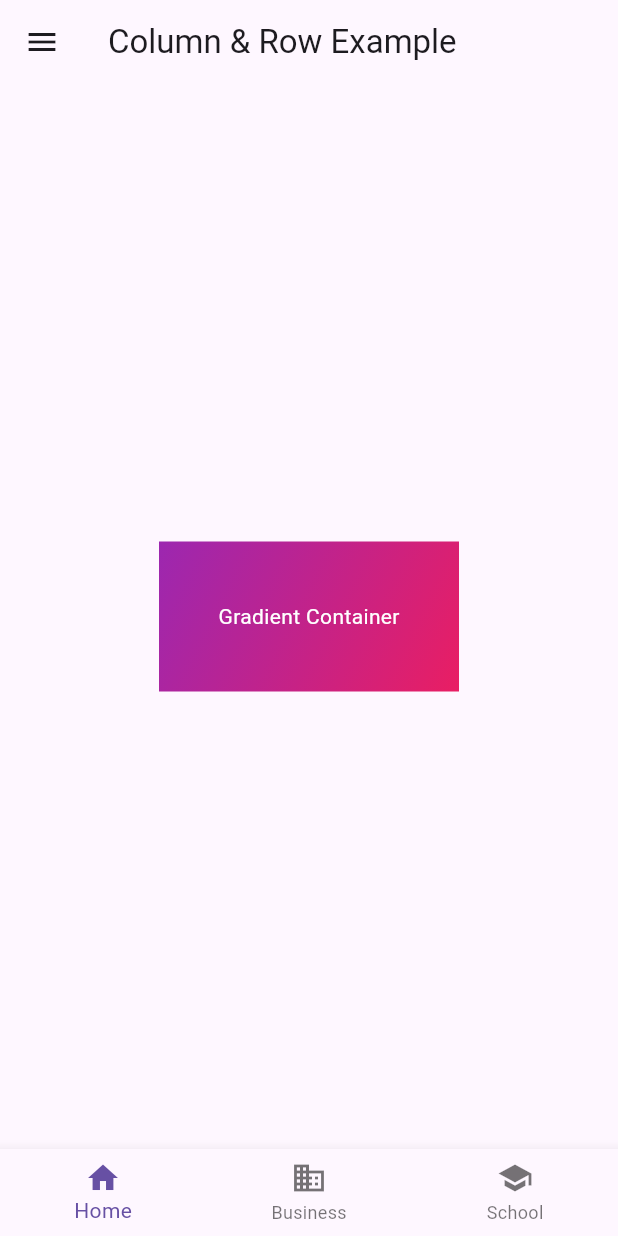
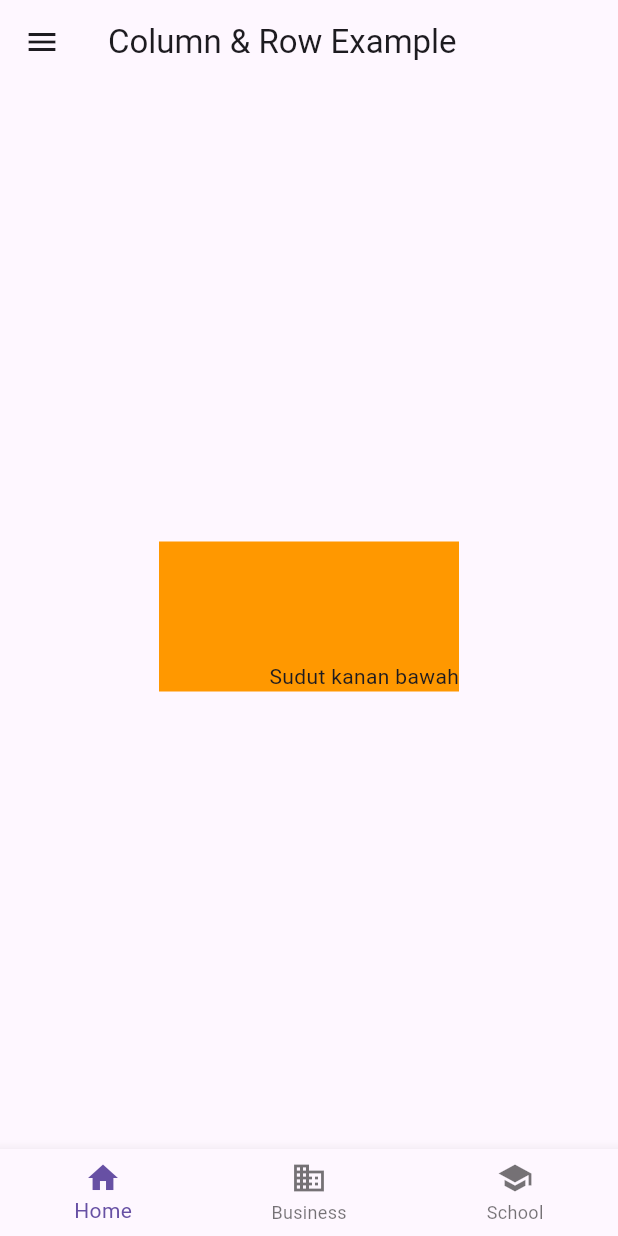
Before and after one commit to Alyaajeng/pem_mobile, a Flutter app: the screen it shows after launch, on a phone screen of 412 x 824 dp. Run offline on Flutter 3.47's test engine with Material 3 defaults, Android fonts, the phone set to English and light mode, and no system bars; our stand-ins replace just_audio.

Commit message:
P6 - Dasar Widget Container Allignment

```diff
--- a/flutter/pertemuan6/pertemuan6/lib/main.dart
+++ b/flutter/pertemuan6/pertemuan6/lib/main.dart
@@ -15,19 +15,9 @@ class AlyaApp extends StatelessWidget {
           child: Container(
             width: 200,
             height: 100,
-            decoration: const BoxDecoration(
-              gradient: LinearGradient(
-                colors: [Colors.purple, Colors.pink],
-                begin: Alignment.topLeft,
-                end: Alignment.bottomRight,
-              ),
-            ),
-            child: const Center(
-              child: Text(
-                "Gradient Container",
-                style: TextStyle(color: Colors.white),
-              ),
-            ),
+            color: Colors.orange,
+            alignment: Alignment.bottomRight,
+            child: const Text("Sudut kanan bawah"),
           ),
         ),
         drawer: Drawer(
```
